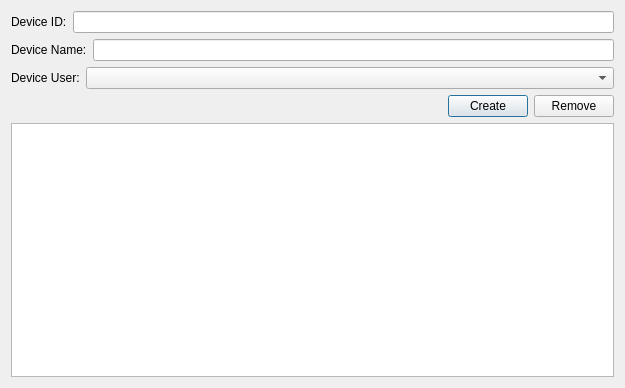
Before: the Qt Designer form deviceregisterdialog.ui in ounie-os/line_monitor, drawn with Qt 5.
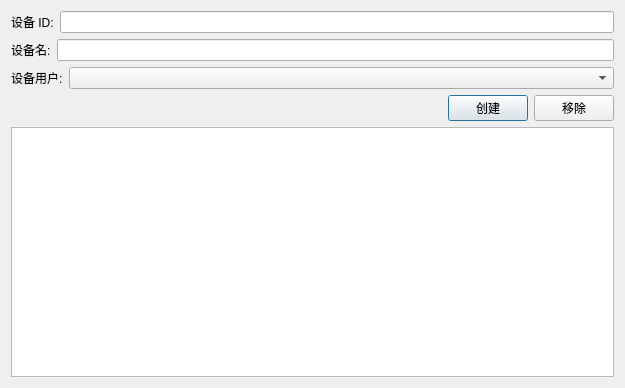
After: the same form once the commit is applied.

Commit message: 修正ui显示部分内容；去掉自动获取数据按钮

Diff of the .ui file:
```diff
--- a/deviceregisterdialog.ui
+++ b/deviceregisterdialog.ui
@@ -19,7 +19,7 @@
      <item>
       <widget class="QLabel" name="label">
        <property name="text">
-        <string>Device ID:</string>
+        <string>设备 ID:</string>
        </property>
       </widget>
      </item>
@@ -33,7 +33,7 @@
      <item>
       <widget class="QLabel" name="label_2">
        <property name="text">
-        <string>Device Name:</string>
+        <string>设备名:</string>
        </property>
       </widget>
      </item>
@@ -53,7 +53,7 @@
         </sizepolicy>
        </property>
        <property name="text">
-        <string>Device User:</string>
+        <string>设备用户:</string>
        </property>
       </widget>
      </item>
@@ -87,14 +87,14 @@
      <item>
       <widget class="QPushButton" name="createPushButton">
        <property name="text">
-        <string>Create</string>
+        <string>创建</string>
        </property>
       </widget>
      </item>
      <item>
       <widget class="QPushButton" name="removePushButton">
        <property name="text">
-        <string>Remove</string>
+        <string>移除</string>
        </property>
       </widget>
      </item>
```
Left out of the diff: 2 changed lines with no effect on the pictures. The commit also changes 7 other files.
